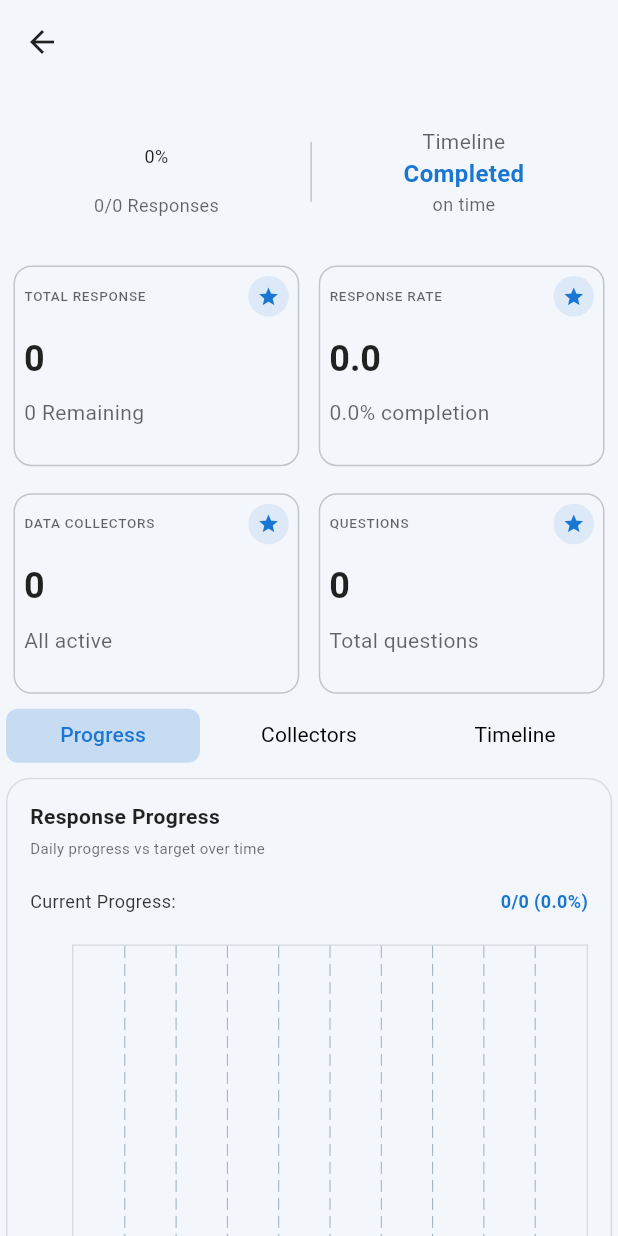
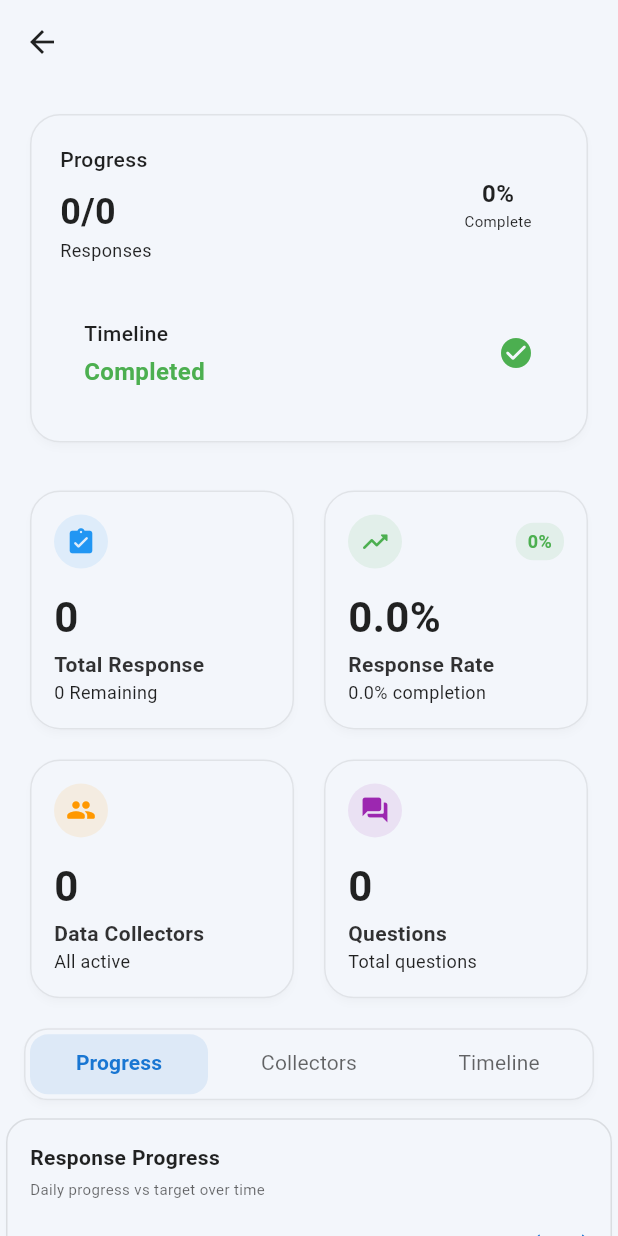
Before and after one commit to Ahmedx44/data4impact, a Flutter app: the StudyDetailView screen opened directly with empty values, on a phone screen of 412 x 824 dp. Run offline on Flutter 3.47's test engine with Material 3 defaults, Android fonts, the phone set to English and light mode, and no system bars; drawn by our look-alikes of fl_chart, toastification; our stand-ins replace audioplayers, awesome_bottom_bar, bloc, connectivity_plus, csv, device_info_plus and 19 more; missing offline and left inert: flutter_web_auth_2, record; accounts and stored records are empty; network calls fail.

Commit message:
feat: enhance study detail UI with updated layout, improved stat cards, and refined styling.

```diff
--- a/apps/data4impact/lib/features/home/page/home_view.dart
+++ b/apps/data4impact/lib/features/home/page/home_view.dart
@@ -300,7 +300,6 @@ class _HomeViewState extends State<HomeView> {
                                   color: theme.onSurface,
                                 ),
                               ),
-                              const SizedBox(height: 16),
                               GridView.builder(
                                 physics: const NeverScrollableScrollPhysics(),
                                 shrinkWrap: true,
--- a/apps/data4impact/lib/features/study_detail/pages/study_detail_view.dart
+++ b/apps/data4impact/lib/features/study_detail/pages/study_detail_view.dart
@@ -1,5 +1,6 @@
 import 'package:data4impact/core/widget/AfiyaButton.dart';
 import 'package:data4impact/features/data_collect/page/data_collection_page.dart';
+import 'package:data4impact/features/home/widget/actitity_card.dart';
 import 'package:data4impact/features/study_detail/widget/milestone_tracker.dart';
 import 'package:data4impact/features/study_detail/widget/response_time_distrubtion.dart';
 import 'package:data4impact/features/study_detail/widget/study_detail_actitity_card.dart';
@@ -68,11 +69,12 @@ class _StudyDetailViewState extends State<StudyDetailView>
     // Use actual study data instead of static values
     final currentResponses = widget.studyData['responseCount'] ?? 0;
     final totalResponses = widget.studyData['sampleSize'] ?? 0;
-    final progress = totalResponses as int > 0 ? currentResponses / totalResponses : 0;
+    final progress =
+        totalResponses as int > 0 ? currentResponses / totalResponses : 0;
     final collectorCount = widget.studyData['collectorCount'] ?? 0;
     final questionCount = widget.studyData['questionCount'] ?? 0;
 
-    // Calculate days remaining (you might need to adjust this based on your actual data structure)
+    // Calculate days remaining
     final daysRemaining = _calculateDaysRemaining(widget.studyData);
 
     return Scaffold(
@@ -82,65 +84,87 @@ class _StudyDetailViewState extends State<StudyDetailView>
           crossAxisAlignment: CrossAxisAlignment.start,
           children: [
             Text(
-              widget.studyData['name'].toString() ??'',
+              widget.studyData['name'].toString(),
               style: GoogleFonts.lexendDeca(
-                  fontSize: 14, fontWeight: FontWeight.w500),
+                fontSize: 18,
+                fontWeight: FontWeight.w600,
+                color: colorScheme.onSurface,
+              ),
             ),
+            const SizedBox(height: 4),
             SizedBox(
-              width: 200,
+              width: double.infinity,
               child: Text(
-                widget.studyData['description'].toString() ?? '',
+                widget.studyData['description'].toString(),
                 overflow: TextOverflow.ellipsis,
-                style: GoogleFonts.lexendDeca(fontSize: 10),
+                style: GoogleFonts.lexendDeca(
+                  fontSize: 12,
+                  color: colorScheme.onSurfaceVariant,
+                ),
               ),
-            )
+            ),
           ],
         ),
         centerTitle: false,
       ),
       body: CustomScrollView(
         slivers: [
+          // Progress Overview Card
           SliverToBoxAdapter(
-            child: ProgressTimelineWidget(
+            child: _buildProgressOverviewCard(
+              context,
               currentResponses: currentResponses as int,
-              totalResponses: totalResponses,
+              totalResponses: totalResponses as int,
               daysRemaining: daysRemaining,
-              progress: progress as int,
+              progress: (progress as int).toDouble(),
             ),
           ),
+          // Stats Grid
           SliverPadding(
-            padding: const EdgeInsets.symmetric(horizontal: 5),
+            padding: const EdgeInsets.symmetric(horizontal: 16, vertical: 8),
             sliver: SliverGrid(
               delegate: SliverChildBuilderDelegate(
-                    (context, index) {
-                  final titles = [
-                    'Total Response',
-                    'Response Rate',
-                    'Data Collectors',
-                    'Questions',
+                (context, index) {
+                  final List<StatCardData> stats = [
+                    StatCardData(
+                      title: 'Total Response',
+                      value: totalResponses.toString(),
+                      subtitle:
+                          '${totalResponses - currentResponses} Remaining',
+                      icon: Icons.assignment_turned_in_rounded,
+                      color: Colors.blue,
+                    ),
+                    StatCardData(
+                      title: 'Response Rate',
+                      value: '${(progress * 100).toStringAsFixed(1)}%',
+                      subtitle:
+                          '${(progress * 100).toStringAsFixed(1)}% completion',
+                      icon: Icons.trending_up_rounded,
+                      color: Colors.green,
+                      isPercentage: true,
+                    ),
+                    StatCardData(
+                      title: 'Data Collectors',
+                      value: collectorCount.toString(),
+                      subtitle: 'All active',
+                      icon: Icons.people_rounded,
+                      color: Colors.orange,
+                    ),
+                    StatCardData(
+                      title: 'Questions',
+                      value: questionCount.toString(),
+                      subtitle: 'Total questions',
+                      icon: Icons.question_answer_rounded,
+                      color: Colors.purple,
+                    ),
                   ];
-                  final values = [
-                    totalResponses,
-                    (progress * 100).toStringAsFixed(1),
-                    collectorCount,
-                    questionCount,
-                  ];
-                  final subtitles = [
-                    '${totalResponses - currentResponses} Remaining',
-                    '${(progress * 100).toStringAsFixed(1)}% completion',
-                    'All active',
-                    "Total questions",
-                  ];
+
                   return AnimationConfiguration.staggeredGrid(
                     position: index,
                     duration: const Duration(milliseconds: 300),
                     columnCount: 2,
                     child: FadeInAnimation(
-                      child: StudyDetailActitityCard(
-                        title: titles[index],
-                        value: values[index].toString(),
-                        subtitle: subtitles[index],
-                      ),
+                      child: _buildStatCard(stats[index]),
                     ),
                   );
                 },
@@ -148,48 +172,22 @@ class _StudyDetailViewState extends State<StudyDetailView>
               ),
               gridDelegate: const SliverGridDelegateWithFixedCrossAxisCount(
                 crossAxisCount: 2,
-                mainAxisSpacing: 10,
-                crossAxisSpacing: 5,
-                childAspectRatio: 1.4,
+                mainAxisSpacing: 12,
+                crossAxisSpacing: 12,
+                childAspectRatio: 1.1,
               ),
             ),
           ),
+
+          // Tabs Section
           SliverToBoxAdapter(
-            child: Material(
-              color: colorScheme.surface,
-              child: TabBar(
-                controller: _tabController,
-                indicator: BoxDecoration(
-                  borderRadius: BorderRadius.circular(8),
-                  color: colorScheme.primary.withOpacity(0.2),
-                ),
-                splashFactory: NoSplash.splashFactory,
-                indicatorSize: TabBarIndicatorSize.tab,
-                indicatorPadding:
-                const EdgeInsets.symmetric(horizontal: 4, vertical: 6),
-                labelColor: colorScheme.primary,
-                unselectedLabelColor: colorScheme.onSurface.withAlpha(255),
-                labelStyle: const TextStyle(
-                  fontSize: 14,
-                  fontWeight: FontWeight.w500,
-                ),
-                unselectedLabelStyle: const TextStyle(
-                  fontSize: 14,
-                  fontWeight: FontWeight.normal,
-                ),
-                dividerColor: Colors.transparent,
-                dividerHeight: 0,
-                tabs: const [
-                  Tab(text: 'Progress'),
-                  Tab(text: 'Collectors'),
-                  Tab(text: 'Timeline'),
-                ],
-              ),
-            ),
+            child: _buildTabSection(context),
           ),
+
+          // Tab Content
           SliverToBoxAdapter(
             child: SizedBox(
-              height: 410,
+              height: 420,
               child: TabBarView(
                 controller: _tabController,
                 children: [
@@ -200,23 +198,24 @@ class _StudyDetailViewState extends State<StudyDetailView>
               ),
             ),
           ),
+
+          // Continue Button (if not completed)
           if (widget.studyData['status'] != 'completed')
             SliverToBoxAdapter(
               child: Padding(
-                padding: const EdgeInsets.all(8),
+                padding: const EdgeInsets.all(16),
                 child: CustomButton(
                   width: double.infinity,
-                  height: 100,
+                  height: 56,
                   child: Text(
                     'Continue ${_getStudyTypeDisplayName()}',
                     style: GoogleFonts.lexendDeca(
-                      fontSize: 14,
+                      fontSize: 16,
                       fontWeight: FontWeight.w600,
                       color: Colors.white,
                     ),
                   ),
                   onTap: () {
-                    print('widgetttttt: ${widget.studyData}');
                     Navigator.pushReplacement(
                       context,
                       MaterialPageRoute<Widget>(
@@ -224,7 +223,8 @@ class _StudyDetailViewState extends State<StudyDetailView>
                           studyId: widget.studyId,
                           studyType: _getStudyType(),
                           approach: widget.studyData['approach'].toString(),
-                          designType: widget.studyData['design']['type'].toString(),
+                          designType:
+                              widget.studyData['design']['type'].toString(),
                         ),
                       ),
                     );
@@ -232,12 +232,239 @@ class _StudyDetailViewState extends State<StudyDetailView>
                 ),
               ),
             ),
+
           const SliverToBoxAdapter(
-            child: SizedBox(
-              height: 20,
-            ),
+            child: SizedBox(height: 20),
           )
         ],
+      ),
+    );
+  }
+
+  Widget _buildProgressOverviewCard(
+    BuildContext context, {
+    required int currentResponses,
+    required int totalResponses,
+    required int daysRemaining,
+    required double progress,
+  }) {
+    final theme = Theme.of(context);
+    final colorScheme = theme.colorScheme;
+
+    return Padding(
+      padding: const EdgeInsets.all(16),
+      child: Card(
+        elevation: 2,
+        shadowColor: colorScheme.shadow.withOpacity(0.1),
+        shape: RoundedRectangleBorder(
+          borderRadius: BorderRadius.circular(20),
+          side: BorderSide(
+            color: colorScheme.outline.withOpacity(0.08),
+            width: 1,
+          ),
+        ),
+        color: colorScheme.surface,
+        child: Container(
+          decoration: BoxDecoration(
+            borderRadius: BorderRadius.circular(20),
+            gradient: LinearGradient(
+              begin: Alignment.topLeft,
+              end: Alignment.bottomRight,
+              colors: [
+                colorScheme.surface,
+                colorScheme.surface,
+                colorScheme.surfaceContainerHighest.withOpacity(0.3),
+              ],
+            ),
+          ),
+          padding: const EdgeInsets.all(20),
+          child: Column(
+            children: [
+              // Progress Row
+              Row(
+                mainAxisAlignment: MainAxisAlignment.spaceBetween,
+                children: [
+                  Column(
+                    crossAxisAlignment: CrossAxisAlignment.start,
+                    children: [
+                      Text(
+                        'Progress',
+                        style: GoogleFonts.lexendDeca(
+                          fontSize: 14,
+                          fontWeight: FontWeight.w500,
+                          color: colorScheme.onSurfaceVariant,
+                        ),
+                      ),
+                      const SizedBox(height: 8),
+                      Text(
+                        '$currentResponses/$totalResponses',
+                        style: GoogleFonts.lexendDeca(
+                          fontSize: 24,
+                          fontWeight: FontWeight.bold,
+                          color: colorScheme.onSurface,
+                        ),
+                      ),
+                      Text(
+                        'Responses',
+                        style: GoogleFonts.lexendDeca(
+                          fontSize: 12,
+                          color: colorScheme.onSurfaceVariant,
+                        ),
+                      ),
+                    ],
+                  ),
+                  Stack(
+                    alignment: Alignment.center,
+                    children: [
+                      SizedBox(
+                        height: 80,
+                        width: 80,
+                        child: CircularProgressIndicator(
+                          value: progress,
+                          strokeWidth: 8,
+                          valueColor: AlwaysStoppedAnimation<Color>(
+                            progress >= 1 ? Colors.green : colorScheme.primary,
+                          ),
+                          backgroundColor: colorScheme.surfaceVariant,
+                        ),
+                      ),
+                      Column(
+                        children: [
+                          Text(
+                            '${(progress * 100).toStringAsFixed(0)}%',
+                            style: GoogleFonts.lexendDeca(
+                              fontSize: 16,
+                              fontWeight: FontWeight.bold,
+                              color: colorScheme.onSurface,
+                            ),
+                          ),
+                          Text(
+                            'Complete',
+                            style: GoogleFonts.lexendDeca(
+                              fontSize: 10,
+                              color: colorScheme.onSurfaceVariant,
+                            ),
+                          ),
+                        ],
+                      ),
+                    ],
+                  ),
+                ],
+              ),
+              const SizedBox(height: 20),
+              // Timeline Row
+              Container(
+                padding: const EdgeInsets.all(16),
+                decoration: BoxDecoration(
+                  color: colorScheme.surfaceVariant.withOpacity(0.1),
+                  borderRadius: BorderRadius.circular(12),
+                ),
+                child: Row(
+                  mainAxisAlignment: MainAxisAlignment.spaceBetween,
+                  children: [
+                    Column(
+                      crossAxisAlignment: CrossAxisAlignment.start,
+                      children: [
+                        Text(
+                          'Timeline',
+                          style: GoogleFonts.lexendDeca(
+                            fontSize: 14,
+                            fontWeight: FontWeight.w500,
+                            color: colorScheme.onSurfaceVariant,
+                          ),
+                        ),
+                        const SizedBox(height: 4),
+                        Text(
+                          daysRemaining > 0
+                              ? '$daysRemaining days remaining'
+                              : 'Completed',
+                          style: GoogleFonts.lexendDeca(
+                            fontSize: 16,
+                            fontWeight: FontWeight.w600,
+                            color: daysRemaining > 0
+                                ? colorScheme.onSurface
+                                : Colors.green,
+                          ),
+                        ),
+                      ],
+                    ),
+                    Icon(
+                      daysRemaining > 0
+                          ? Icons.schedule_rounded
+                          : Icons.check_circle_rounded,
+                      color: daysRemaining > 0
+                          ? colorScheme.primary
+                          : Colors.green,
+                      size: 24,
+                    ),
+                  ],
+                ),
+              ),
+            ],
+          ),
+        ),
+      ),
+    );
+  }
+
+  Widget _buildStatCard(StatCardData data) {
+    return ActivityCard(
+      title: data.title,
+      value: 0, // We'll use customValue instead
+      subtitle: data.subtitle,
+      icon: data.icon,
+      color: data.color,
+      isPercentage: data.isPercentage,
+      customValue: data.value,
+      onTap: () {}, // Add functionality if needed
+    );
+  }
+
+  Widget _buildTabSection(BuildContext context) {
+    final colorScheme = Theme.of(context).colorScheme;
+
+    return Card(
+      margin: const EdgeInsets.symmetric(horizontal: 16, vertical: 8),
+      elevation: 2,
+      shadowColor: colorScheme.shadow.withOpacity(0.1),
+      shape: RoundedRectangleBorder(
+        borderRadius: BorderRadius.circular(16),
+        side: BorderSide(
+          color: colorScheme.outline.withOpacity(0.08),
+          width: 1,
+        ),
+      ),
+      child: Container(
+        decoration: BoxDecoration(
+          borderRadius: BorderRadius.circular(16),
+          color: colorScheme.surface,
+        ),
+        child: TabBar(
+          controller: _tabController,
+          indicator: BoxDecoration(
+            borderRadius: BorderRadius.circular(12),
+            color: colorScheme.primary.withOpacity(0.1),
+          ),
+          splashFactory: NoSplash.splashFactory,
+          indicatorSize: TabBarIndicatorSize.tab,
+          indicatorPadding: const EdgeInsets.all(4),
+          labelColor: colorScheme.primary,
+          unselectedLabelColor: colorScheme.onSurface.withOpacity(0.6),
+          labelStyle: GoogleFonts.lexendDeca(
+            fontSize: 14,
+            fontWeight: FontWeight.w600,
+          ),
+          unselectedLabelStyle: GoogleFonts.lexendDeca(
+            fontSize: 14,
+            fontWeight: FontWeight.normal,
+          ),
+          dividerColor: Colors.transparent,
+          tabs: const [
+            Tab(text: 'Progress'),
+            Tab(text: 'Collectors'),
+            Tab(text: 'Timeline'),
+          ],
+        ),
       ),
     );
   }
@@ -253,112 +480,20 @@ class _StudyDetailViewState extends State<StudyDetailView>
   }
 }
 
-class ProgressTimelineWidget extends StatelessWidget {
-  final int currentResponses;
-  final int totalResponses;
-  final int daysRemaining;
-  final int progress;
+class StatCardData {
+  final String title;
+  final String value;
+  final String subtitle;
+  final IconData icon;
+  final Color color;
+  final bool isPercentage;
 
-  const ProgressTimelineWidget({
-    super.key,
-    required this.currentResponses,
-    required this.totalResponses,
-    required this.daysRemaining,
-    required this.progress,
+  StatCardData({
+    required this.title,
+    required this.value,
+    required this.subtitle,
+    required this.icon,
+    required this.color,
+    this.isPercentage = false,
   });
-
-  @override
-  Widget build(BuildContext context) {
-    final theme = Theme.of(context);
-
-    return Padding(
-      padding: const EdgeInsets.all(16.0),
-      child: Stack(
-        clipBehavior: Clip.none,
-        children: [
-          Container(
-            padding: const EdgeInsets.symmetric(horizontal: 16, vertical: 12),
-            decoration: BoxDecoration(
-              color: theme.colorScheme.surfaceVariant.withOpacity(0.3),
-              borderRadius: BorderRadius.circular(8),
-            ),
-            child: Row(
-              mainAxisAlignment: MainAxisAlignment.spaceAround,
-              children: [
-                // Progress section
-                Column(
-                  mainAxisSize: MainAxisSize.min,
-                  children: [
-                    Stack(
-                      alignment: Alignment.center,
-                      children: [
-                        SizedBox(
-                          height: 40,
-                          width: 40,
-                          child: CircularProgressIndicator(
-                            value: double.tryParse(progress.toString()),
-                            strokeWidth: 4,
-                            valueColor: AlwaysStoppedAnimation<Color>(
-                                theme.colorScheme.primary),
-                            backgroundColor: theme.colorScheme.surfaceVariant,
-                          ),
-                        ),
-                        Text(
-                          "${(progress * 100).toStringAsFixed(0)}%",
-                          style: GoogleFonts.lexendDeca(
-                              fontSize: 12, color: theme.colorScheme.onSurface),
-                        ),
-                      ],
-                    ),
-                    const SizedBox(height: 4),
-                    Text(
-                      "$currentResponses/$totalResponses Responses",
-                      style: GoogleFonts.lexendDeca(
-                          fontSize: 12,
-                          color: theme.colorScheme.onSurface.withOpacity(0.6)),
-                    ),
-                  ],
-                ),
-
-                // Divider
-                Container(
-                  height: 40,
-                  width: 1,
-                  color: theme.colorScheme.outline.withOpacity(0.2),
-                ),
-
-                // Timeline section
-                Column(
-                  mainAxisSize: MainAxisSize.min,
-                  children: [
-                    Text(
-                      "Timeline",
-                      style: GoogleFonts.lexendDeca(
-                          fontSize: 14,
-                          color: theme.colorScheme.onSurface.withOpacity(0.6)),
-                    ),
-                    Text(
-                      daysRemaining > 0 ? "- $daysRemaining days" : "Completed",
-                      style: GoogleFonts.lexendDeca(
-                          fontWeight: FontWeight.bold,
-                          fontSize: 16,
-                          color: daysRemaining > 0
-                              ? theme.colorScheme.onSurface
-                              : theme.colorScheme.primary),
-                    ),
-                    Text(
-                      daysRemaining > 0 ? "remaining" : "on time",
-                      style: GoogleFonts.lexendDeca(
-                          fontSize: 12,
-                          color: theme.colorScheme.onSurface.withOpacity(0.6)),
-                    ),
-                  ],
-                ),
-              ],
-            ),
-          ),
-        ],
-      ),
-    );
-  }
 }
```
Also changed, not shown: apps/data4impact/lib/features/study_detail/widget/study_detail_actitity_card.dart (line endings or trailing spaces).
